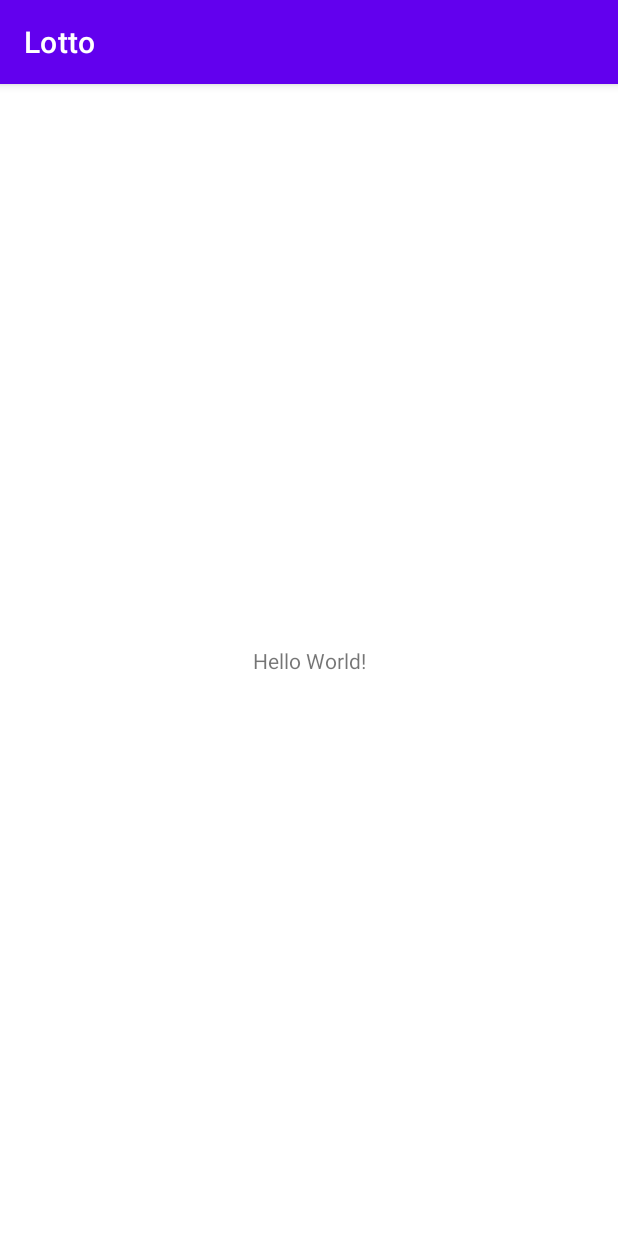
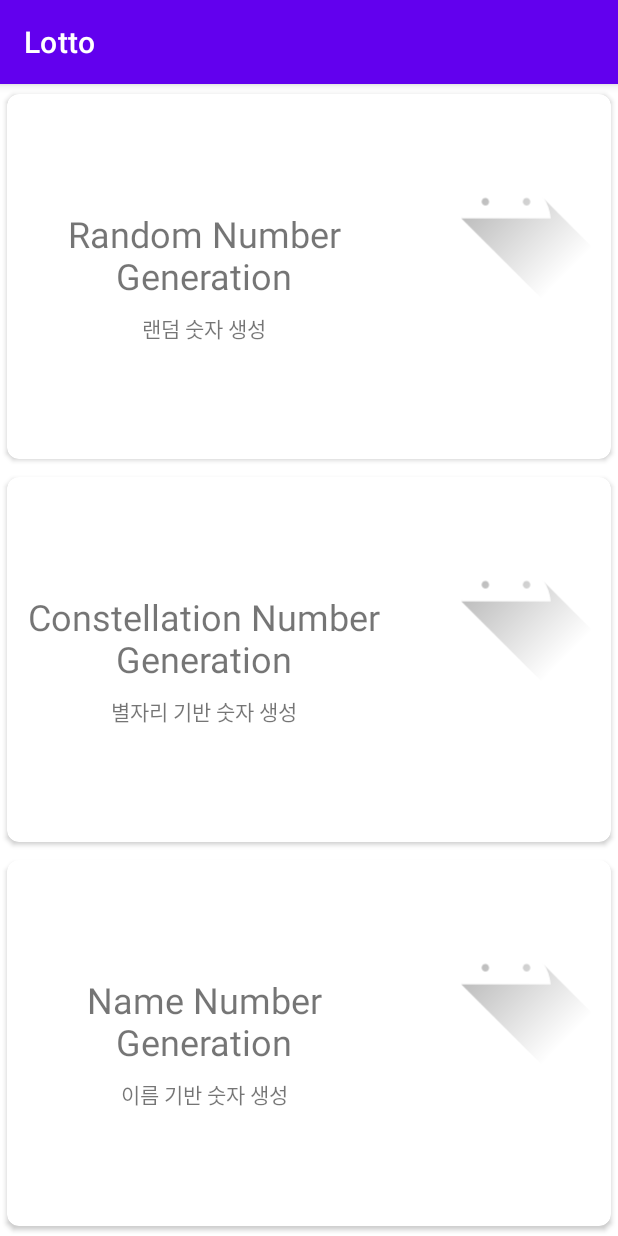
Before and after one commit to syh11026/Lotto, an Android app: the screen it shows after launch (MainActivity), on a phone screen of 412 x 824 dp. Run offline under Robolectric (Android 15) with nearby library versions, the phone set to English and light mode, and no system bars.

Commit message:
Lotto Menu

```diff
--- a/app/build.gradle
+++ b/app/build.gradle
@@ -42,4 +42,5 @@ dependencies {
     testImplementation 'junit:junit:4.+'
     androidTestImplementation 'androidx.test.ext:junit:1.1.2'
     androidTestImplementation 'androidx.test.espresso:espresso-core:3.3.0'
+    implementation 'androidx.cardview:cardview:1.0.0'
 }
--- a/app/src/main/res/layout/activity_main.xml
+++ b/app/src/main/res/layout/activity_main.xml
@@ -1,18 +1,152 @@
 <?xml version="1.0" encoding="utf-8"?>
-<androidx.constraintlayout.widget.ConstraintLayout xmlns:android="http://schemas.android.com/apk/res/android"
+<LinearLayout xmlns:android="http://schemas.android.com/apk/res/android"
     xmlns:app="http://schemas.android.com/apk/res-auto"
     xmlns:tools="http://schemas.android.com/tools"
     android:layout_width="match_parent"
     android:layout_height="match_parent"
+    android:gravity="right|center_horizontal|center_vertical"
+    android:orientation="vertical"
+    android:weightSum="1.0"
     tools:context=".MainActivity">
 
-    <TextView
-        android:layout_width="wrap_content"
-        android:layout_height="wrap_content"
-        android:text="Hello World!"
-        app:layout_constraintBottom_toBottomOf="parent"
-        app:layout_constraintLeft_toLeftOf="parent"
-        app:layout_constraintRight_toRightOf="parent"
-        app:layout_constraintTop_toTopOf="parent" />
+    <androidx.cardview.widget.CardView
+        android:layout_width="match_parent"
+        android:layout_height="0dp"
+        android:layout_weight="0.333"
+        app:cardCornerRadius="8dp"
+        app:cardUseCompatPadding="true">
 
-</androidx.constraintlayout.widget.ConstraintLayout>
+        <LinearLayout
+            android:layout_width="match_parent"
+            android:layout_height="match_parent"
+            android:orientation="horizontal">
+
+            <LinearLayout
+                android:layout_width="wrap_content"
+                android:layout_height="match_parent"
+                android:layout_weight="1"
+                android:orientation="vertical">
+
+                <TextView
+
+                    android:layout_width="match_parent"
+                    android:layout_height="wrap_content"
+                    android:layout_weight="1"
+                    android:gravity="bottom|center_horizontal"
+                    android:text="Random Number Generation"
+                    android:textSize="24sp" />
+
+                <TextView
+
+                    android:layout_width="match_parent"
+                    android:layout_height="wrap_content"
+                    android:layout_marginTop="8dp"
+                    android:layout_weight="1"
+                    android:gravity="center_horizontal|top"
+                    android:text="랜덤 숫자 생성"
+                    android:textSize="14sp" />
+            </LinearLayout>
+
+            <ImageView
+
+                android:layout_width="140dp"
+                android:layout_height="140dp"
+                app:srcCompat="@drawable/ic_launcher_foreground"
+                tools:srcCompat="@drawable/lottery" />
+        </LinearLayout>
+    </androidx.cardview.widget.CardView>
+
+    <androidx.cardview.widget.CardView
+        android:layout_width="match_parent"
+        android:layout_height="0dp"
+        android:layout_weight="0.333"
+        app:cardCornerRadius="8dp"
+        app:cardUseCompatPadding="true">
+
+        <LinearLayout
+            android:layout_width="match_parent"
+            android:layout_height="match_parent"
+            android:orientation="horizontal">
+
+            <LinearLayout
+                android:layout_width="wrap_content"
+                android:layout_height="match_parent"
+                android:layout_weight="1"
+                android:orientation="vertical">
+
+                <TextView
+
+                    android:layout_width="match_parent"
+                    android:layout_height="wrap_content"
+                    android:layout_weight="1"
+                    android:gravity="bottom|center_horizontal"
+                    android:text="Constellation Number Generation"
+                    android:textSize="24sp" />
+
+                <TextView
+
+                    android:layout_width="match_parent"
+                    android:layout_height="wrap_content"
+                    android:layout_marginTop="8dp"
+                    android:layout_weight="1"
+                    android:gravity="center_horizontal|top"
+                    android:text="별자리 기반 숫자 생성"
+                    android:textSize="14sp" />
+            </LinearLayout>
+
+            <ImageView
+
+                android:layout_width="140dp"
+                android:layout_height="140dp"
+                app:srcCompat="@drawable/ic_launcher_foreground"
+                tools:srcCompat="@drawable/constellation" />
+        </LinearLayout>
+    </androidx.cardview.widget.CardView>
+
+    <androidx.cardview.widget.CardView
+        android:layout_width="match_parent"
+        android:layout_height="0dp"
+        android:layout_weight="0.333"
+        app:cardCornerRadius="8dp"
+        app:cardUseCompatPadding="true">
+
+        <LinearLayout
+            android:layout_width="match_parent"
+            android:layout_height="match_parent"
+            android:orientation="horizontal">
+
+            <LinearLayout
+                android:layout_width="wrap_content"
+                android:layout_height="match_parent"
+                android:layout_weight="1"
+                android:orientation="vertical">
+
+                <TextView
+                    android:id="@+id/textView"
+                    android:layout_width="match_parent"
+                    android:layout_height="wrap_content"
+                    android:layout_weight="1"
+                    android:gravity="bottom|center_horizontal"
+                    android:text="Name Number Generation"
+                    android:textSize="24sp" />
+
+                <TextView
+                    android:id="@+id/textView2"
+                    android:layout_width="match_parent"
+                    android:layout_height="wrap_content"
+                    android:layout_marginTop="8dp"
+                    android:layout_weight="1"
+                    android:gravity="center_horizontal|top"
+                    android:text="이름 기반 숫자 생성"
+                    android:textSize="14sp" />
+            </LinearLayout>
+
+            <ImageView
+                android:id="@+id/imageView"
+                android:layout_width="140dp"
+                android:layout_height="140dp"
+                app:srcCompat="@drawable/ic_launcher_foreground"
+                tools:srcCompat="@drawable/name" />
+        </LinearLayout>
+    </androidx.cardview.widget.CardView>
+</LinearLayout>
```
Also changed, not shown: app/src/main/res/drawable/constellation.png (added), app/src/main/res/drawable/lottery.png (added), app/src/main/res/drawable/name.png (added), gradle/wrapper/gradle-wrapper.properties.
